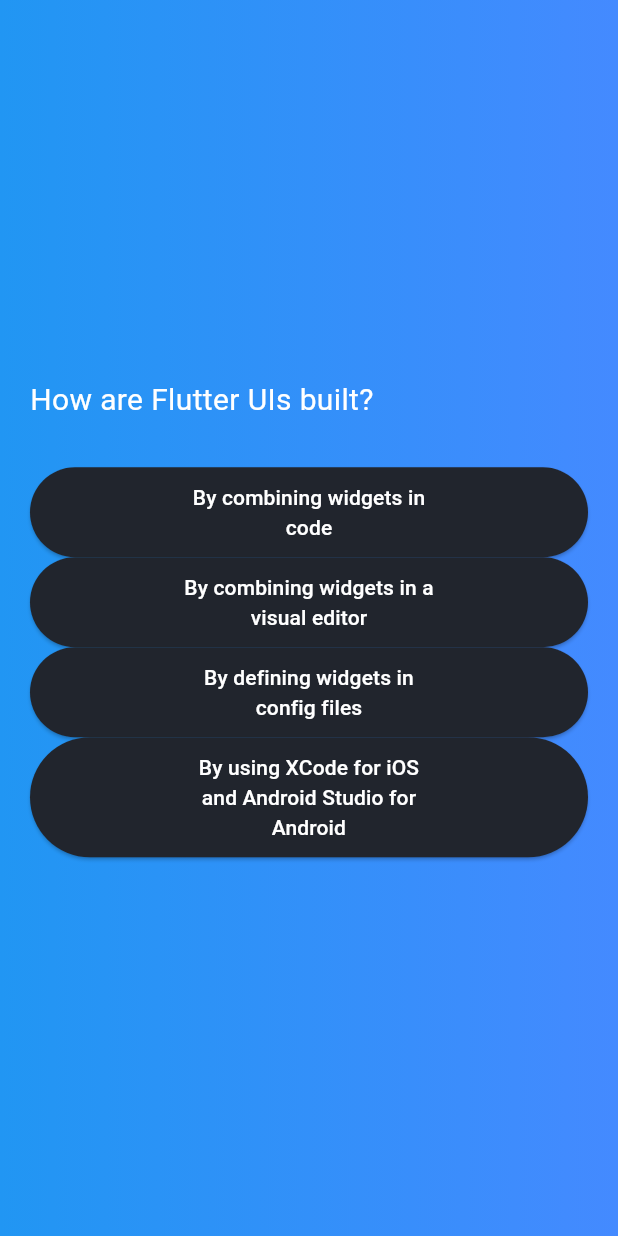
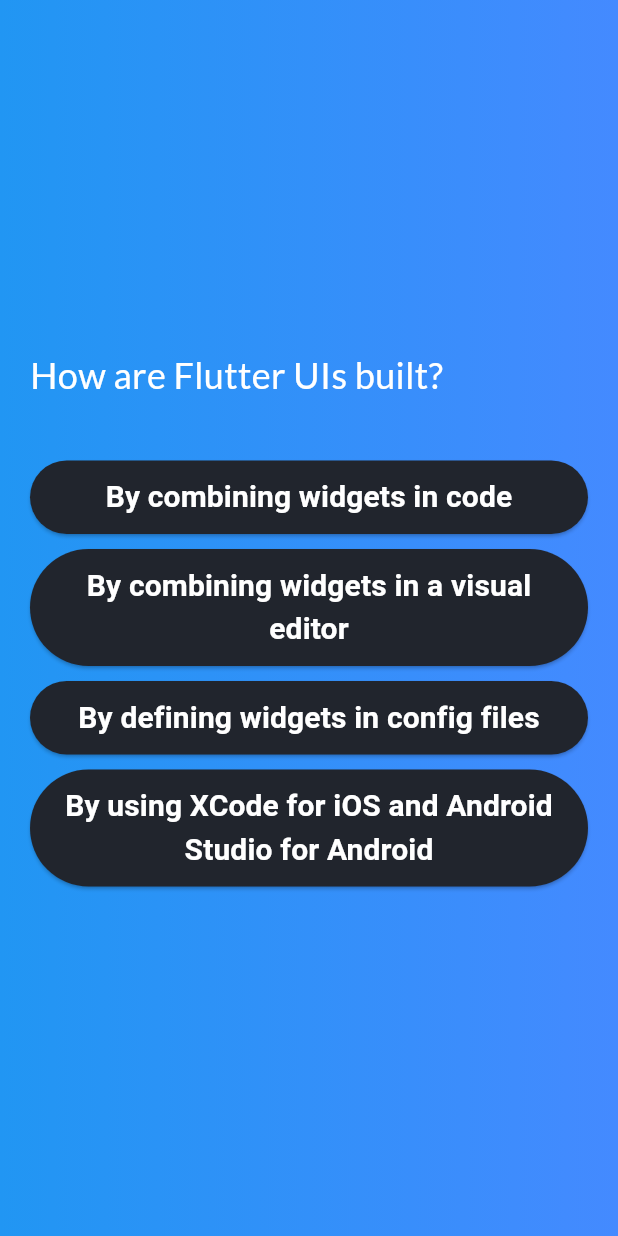
Before and after one commit to wakinochien/quiz_app, a Flutter app: the screen it shows after launch, after a tap on "Start Quiz", on a phone screen of 412 x 824 dp. Run offline on Flutter 3.47's test engine with Material 3 defaults, Android fonts, the phone set to English and light mode, and no system bars; our stand-ins replace google_fonts.

Commit message:
chore: custom fonts with google font

```diff
--- a/lib/elevated_button.dart
+++ b/lib/elevated_button.dart
@@ -1,4 +1,5 @@
 import 'package:flutter/material.dart';
+import 'package:google_fonts/google_fonts.dart';
 
 class AnswerButton extends StatelessWidget {
   const AnswerButton({super.key, required this.text, required this.onTap});
@@ -8,15 +9,31 @@ class AnswerButton extends StatelessWidget {
 
   @override
   Widget build(context) {
-    return ElevatedButton(
-      onPressed: onTap,
-      style: ElevatedButton.styleFrom(
-        padding: EdgeInsets.symmetric(vertical: 10, horizontal: 100),
-        backgroundColor: const Color.fromARGB(255, 33, 37, 45),
-        foregroundColor: Colors.white,
-        shape: RoundedRectangleBorder(borderRadius: BorderRadius.circular(40)),
-      ),
-      child: Text(text,textAlign: TextAlign.center,),
+    return Column(
+      crossAxisAlignment: CrossAxisAlignment.stretch,
+      children: [
+        const SizedBox(height: 10),
+        ElevatedButton(
+          onPressed: onTap,
+          style: ElevatedButton.styleFrom(
+            padding: EdgeInsets.symmetric(vertical: 10, horizontal: 10),
+            backgroundColor: const Color.fromARGB(255, 33, 37, 45),
+            foregroundColor: Colors.white,
+            shape: RoundedRectangleBorder(
+              borderRadius: BorderRadius.circular(40),
+            ),
+          ),
+          child: Text(
+            text,
+            textAlign: TextAlign.center,
+            style: GoogleFonts.smoochSans(
+              color: Colors.white,
+              fontSize: 20,
+              fontWeight: FontWeight.bold,
+            ),
+          ),
+        ),
+      ],
     );
   }
 }
--- a/lib/question_screen.dart
+++ b/lib/question_screen.dart
@@ -1,8 +1,7 @@
-import 'dart:ffi';
-
 import 'package:flutter/material.dart';
 import 'package:quiz_app/elevated_button.dart';
 import 'package:quiz_app/models/sample_question.dart';
+import 'package:google_fonts/google_fonts.dart';
 
 class QuestionScreen extends StatefulWidget {
   const QuestionScreen({super.key});
@@ -36,7 +35,7 @@ class _QuestionScreenState extends State<QuestionScreen> {
           children: [
             Text(
               currentQuestion.text,
-              style: TextStyle(fontSize: 20, color: Colors.white),
+              style: GoogleFonts.lato(fontSize: 24, color: Colors.white),
             ),
             const SizedBox(height: 30),
             ...currentQuestion.answers.map((answer) {
--- a/pubspec.yaml
+++ b/pubspec.yaml
@@ -34,6 +34,7 @@ dependencies:
   # The following adds the Cupertino Icons font to your application.
   # Use with the CupertinoIcons class for iOS style icons.
   cupertino_icons: ^1.0.8
+  google_fonts: ^6.2.1
 
 dev_dependencies:
   flutter_test:
```
Also changed, not shown: pubspec.lock, 7 other files.
